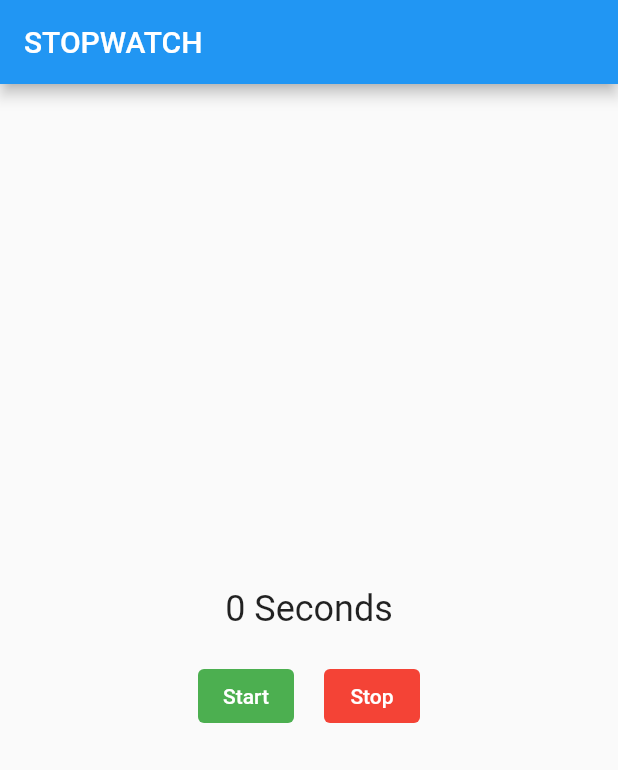
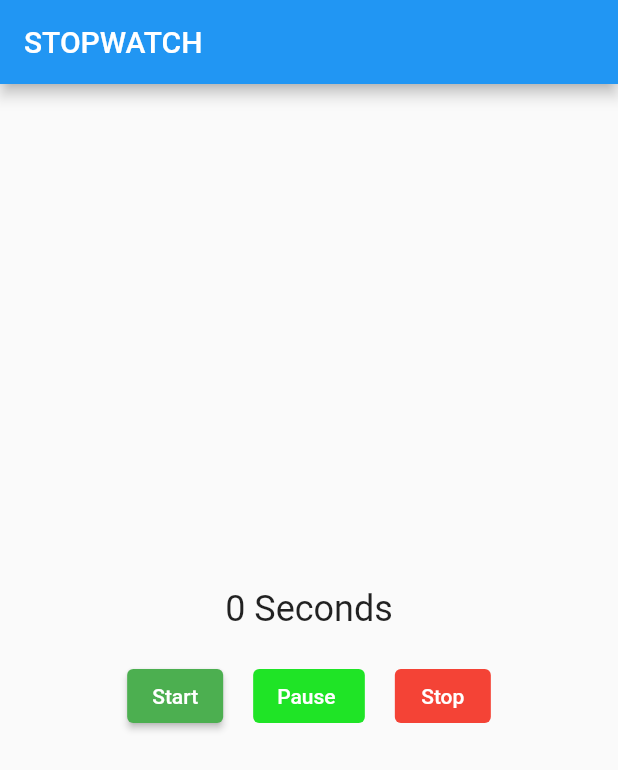
Before and after one commit to mishuk09/Flutter_projects, a Flutter app: the first screen one second after launch, on a phone screen of 412 x 824 dp. Shown: the top 770 px of the screen. Run offline on Flutter 3.47's test engine with Material 2 defaults, Android fonts, the phone set to English and light mode, and no system bars.

Commit message:
flutter project

```diff
--- a/stopwatch/lib/stopwatch.dart
+++ b/stopwatch/lib/stopwatch.dart
@@ -11,6 +11,9 @@ class StopWatch extends StatefulWidget {
 class _StopWatchState extends State<StopWatch> {
   int seconds = 0;
   late Timer timer;
+
+  bool _isTicking = false;
+
   @override
   Widget build(BuildContext context) {
     return Scaffold(
@@ -28,34 +31,63 @@ class _StopWatchState extends State<StopWatch> {
           const SizedBox(
             height: 20,
           ),
-          const Row(
-              mainAxisAlignment: MainAxisAlignment.center,
-              children: <Widget>[
+          Row(mainAxisAlignment: MainAxisAlignment.center, children: <Widget>[
             ElevatedButton(
-                  onPressed: null,
-                  style: ButtonStyle(
+              onPressed: _isTicking ? null : _startTimer,
+              style: const ButtonStyle(
                   backgroundColor:
                       MaterialStatePropertyAll<Color>(Colors.green),
                   foregroundColor:
                       MaterialStatePropertyAll<Color>(Colors.white)),
-                  child: Text("Start"),
+              child: const Text("Start"),
             ),
-                SizedBox(
+            const SizedBox(
+              width: 20,
+            ),
+            ElevatedButton(
+              onPressed: _isTicking ? _pauseTimer : null,
+              style: const ButtonStyle(
+                  backgroundColor: MaterialStatePropertyAll<Color>(
+                      Color.fromARGB(255, 31, 228, 38)),
+                  foregroundColor:
+                      MaterialStatePropertyAll<Color>(Colors.white)),
+              child: const Text("Pause "),
+            ),
+            const SizedBox(
               width: 20,
             ),
             TextButton(
-                  onPressed: null,
-                  style: ButtonStyle(
-                      backgroundColor:
-                          MaterialStatePropertyAll<Color>(Colors.red),
+              onPressed: _isTicking ? _stopTimer : null,
+              style: const ButtonStyle(
+                  backgroundColor: MaterialStatePropertyAll<Color>(Colors.red),
                   foregroundColor:
                       MaterialStatePropertyAll<Color>(Colors.white)),
-                  child: Text("Stop"),
+              child: const Text("Stop"),
             ),
           ]),
         ],
       ),
     );
+  }
+
+  void _startTimer() {
+    timer = Timer.periodic(const Duration(seconds: 1), _onTick);
+    setState(() {
+      seconds = 0;
+      _isTicking = true;
+    });
+  }
+
+  void _pauseTimer() {
+    timer.cancel();
+    _isTicking = false;
+  }
+
+  void _stopTimer() {
+    timer.cancel();
+    setState(() {
+      _isTicking = false;
+    });
   }
 
   void _onTick(Timer timer) {
@@ -69,12 +101,12 @@ class _StopWatchState extends State<StopWatch> {
   @override
   void initState() {
     super.initState();
-    timer = Timer.periodic(const Duration(seconds: 1), _onTick);
+    // timer = Timer.periodic(const Duration(seconds: 1), _onTick);
   }
 
   @override
   void dispose() {
-    timer.cancel();
+    // timer.cancel();
     super.dispose();
   }
 }
```
Lines whose indentation alone changed are shown as unchanged.
